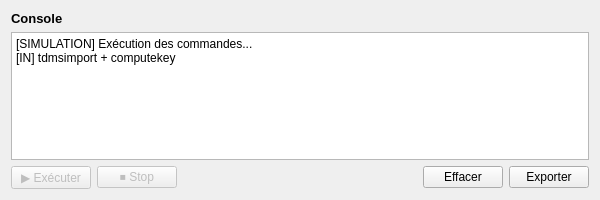
This is command_builder/components/console_output/console_output.ui in NdeyeFa9928/CommandBuilder as Qt 5 draws it before an edit. The edited form follows.
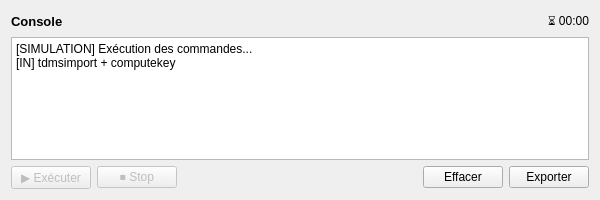
This is the edited form.

Commit message: refactor (console-output): replace progress timer with visual elapsed time display featuring animated hourglass

The edit to the form file:
```diff
--- a/command_builder/components/console_output/console_output.ui
+++ b/command_builder/components/console_output/console_output.ui
@@ -15,6 +15,8 @@
   </property>
   <layout class="QVBoxLayout" name="verticalLayout">
    <item>
+    <layout class="QHBoxLayout" name="headerLayout">
+     <item>
     <widget class="QLabel" name="labelConsole">
      <property name="font">
       <font>
@@ -26,6 +28,31 @@
       <string>Console</string>
      </property>
     </widget>
+     </item>
+     <item>
+      <spacer name="headerSpacer">
+       <property name="orientation">
+        <enum>Qt::Horizontal</enum>
+       </property>
+       <property name="sizeHint" stdset="0">
+        <size>
+         <width>30</width>
+         <height>20</height>
+        </size>
+       </property>
+      </spacer>
+     </item>
+     <item>
+      <widget class="QLabel" name="labelTimer">
+       <property name="text">
+        <string>⏳ 00:00</string>
+       </property>
+       <property name="alignment">
+        <set>Qt::AlignRight|Qt::AlignVCenter</set>
+       </property>
+      </widget>
+     </item>
+    </layout>
    </item>
    <item>
     <widget class="QPlainTextEdit" name="textEditConsole">
```
Lines whose indentation alone changed are shown as unchanged. The commit also changes 3 other files.
